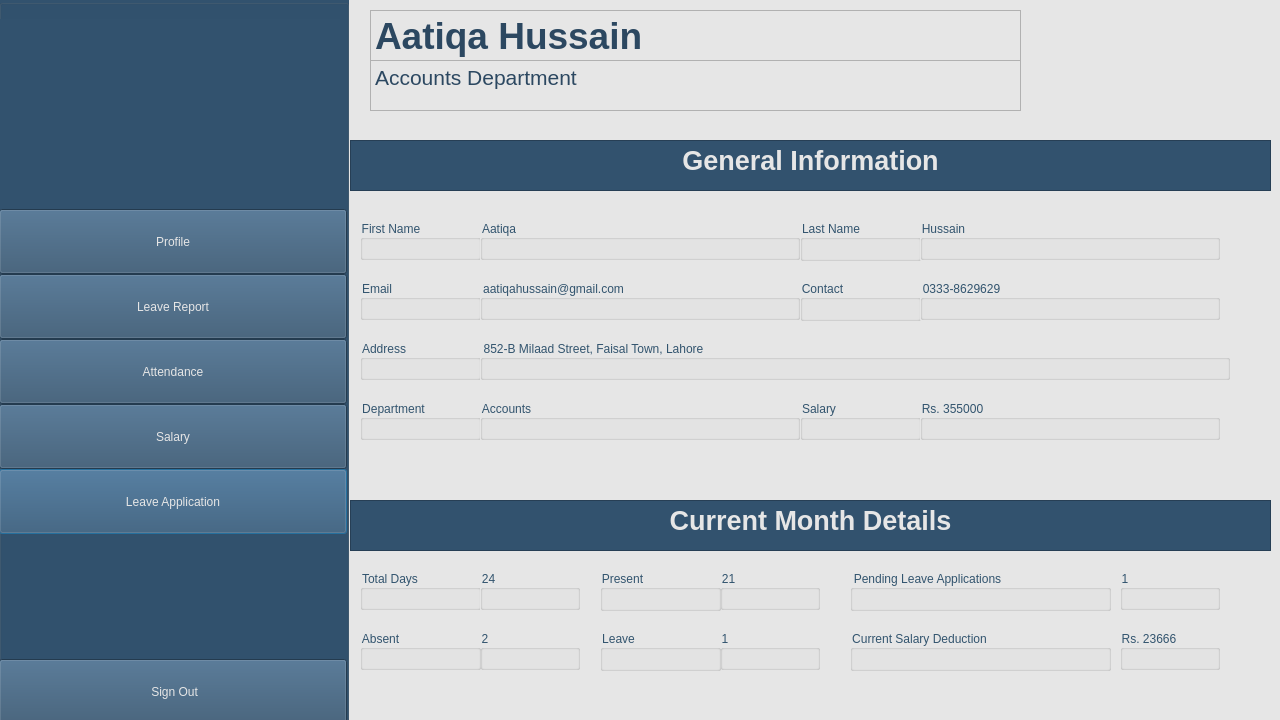
Before: the Qt Designer form Employee/Profile.ui in Hammad-Ali-Asif/AEMS, drawn with Qt 5.
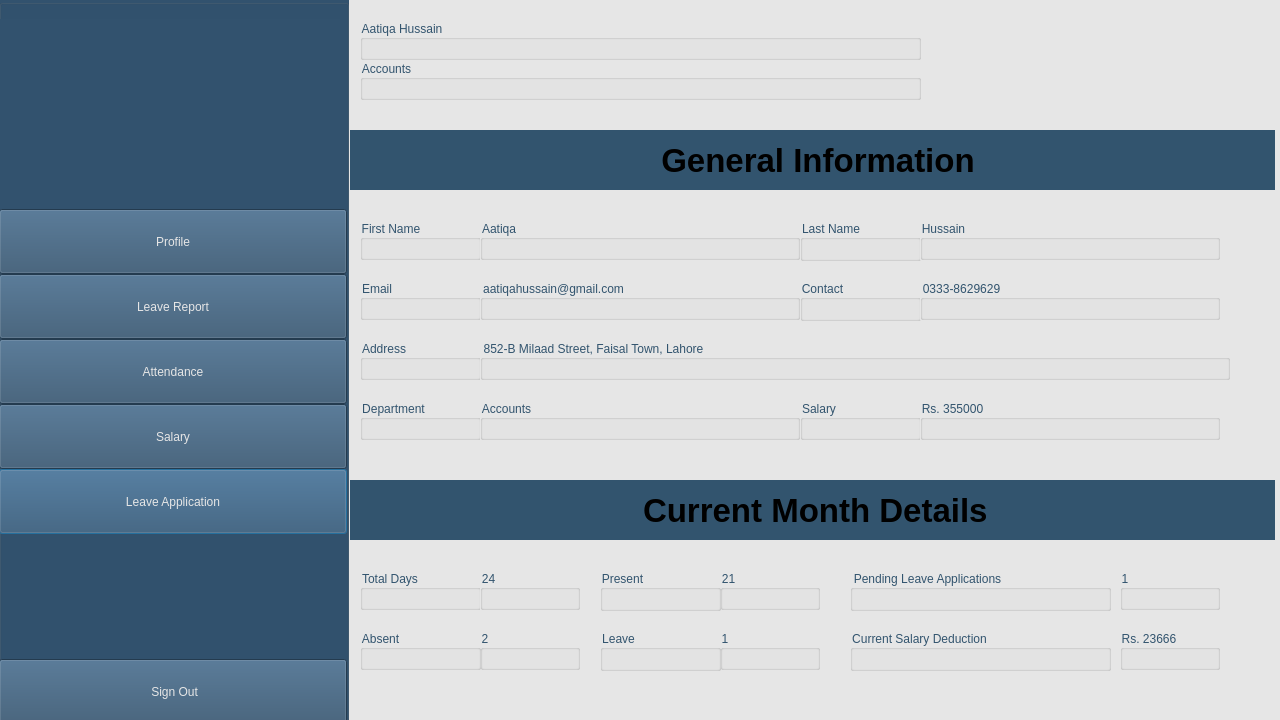
After: the same form once the commit is applied. Icons and pictures are not drawn.

Diff of the .ui file:
```diff
--- a/Employee/Profile.ui
+++ b/Employee/Profile.ui
@@ -283,124 +283,6 @@
     </property>
    </widget>
   </widget>
-  <widget class="QTextEdit" name="general_info">
-   <property name="geometry">
-    <rect>
-     <x>350</x>
-     <y>140</y>
-     <width>921</width>
-     <height>51</height>
-    </rect>
-   </property>
-   <property name="styleSheet">
-    <string notr="true">background-color: rgb(50, 82, 110);
-color: rgb(230, 230, 230);</string>
-   </property>
-   <property name="html">
-    <string>&lt;!DOCTYPE HTML PUBLIC &quot;-//W3C//DTD HTML 4.0//EN&quot; &quot;http://www.w3.org/TR/REC-html40/strict.dtd&quot;&gt;
-&lt;html&gt;&lt;head&gt;&lt;meta name=&quot;qrichtext&quot; content=&quot;1&quot; /&gt;&lt;meta charset=&quot;utf-8&quot; /&gt;&lt;style type=&quot;text/css&quot;&gt;
-p, li { white-space: pre-wrap; }
-hr { height: 1px; border-width: 0; }
-li.unchecked::marker { content: &quot;\2610&quot;; }
-li.checked::marker { content: &quot;\2612&quot;; }
-&lt;/style&gt;&lt;/head&gt;&lt;body style=&quot; font-family:'Segoe UI'; font-size:9pt; font-weight:400; font-style:normal;&quot;&gt;
-&lt;p align=&quot;center&quot; style=&quot; margin-top:0px; margin-bottom:0px; margin-left:0px; margin-right:0px; -qt-block-indent:0; text-indent:0px;&quot;&gt;&lt;span style=&quot; font-size:20pt; font-weight:700;&quot;&gt;General Information&lt;/span&gt;&lt;/p&gt;&lt;/body&gt;&lt;/html&gt;</string>
-   </property>
-  </widget>
-  <widget class="QTextEdit" name="name">
-   <property name="geometry">
-    <rect>
-     <x>370</x>
-     <y>10</y>
-     <width>651</width>
-     <height>61</height>
-    </rect>
-   </property>
-   <property name="minimumSize">
-    <size>
-     <width>0</width>
-     <height>61</height>
-    </size>
-   </property>
-   <property name="maximumSize">
-    <size>
-     <width>16777215</width>
-     <height>16777215</height>
-    </size>
-   </property>
-   <property name="styleSheet">
-    <string notr="true">color: rgb(44, 72, 97);</string>
-   </property>
-   <property name="html">
-    <string>&lt;!DOCTYPE HTML PUBLIC &quot;-//W3C//DTD HTML 4.0//EN&quot; &quot;http://www.w3.org/TR/REC-html40/strict.dtd&quot;&gt;
-&lt;html&gt;&lt;head&gt;&lt;meta name=&quot;qrichtext&quot; content=&quot;1&quot; /&gt;&lt;meta charset=&quot;utf-8&quot; /&gt;&lt;style type=&quot;text/css&quot;&gt;
-p, li { white-space: pre-wrap; }
-hr { height: 1px; border-width: 0; }
-li.unchecked::marker { content: &quot;\2610&quot;; }
-li.checked::marker { content: &quot;\2612&quot;; }
-&lt;/style&gt;&lt;/head&gt;&lt;body style=&quot; font-family:'Segoe UI'; font-size:9pt; font-weight:400; font-style:normal;&quot;&gt;
-&lt;p style=&quot; margin-top:12px; margin-bottom:12px; margin-left:0px; margin-right:0px; -qt-block-indent:0; text-indent:0px;&quot;&gt;&lt;span style=&quot; font-size:28pt; font-weight:700;&quot;&gt;Aatiqa Hussain&lt;/span&gt;&lt;/p&gt;&lt;/body&gt;&lt;/html&gt;</string>
-   </property>
-  </widget>
-  <widget class="QTextEdit" name="department_st">
-   <property name="geometry">
-    <rect>
-     <x>370</x>
-     <y>60</y>
-     <width>651</width>
-     <height>51</height>
-    </rect>
-   </property>
-   <property name="minimumSize">
-    <size>
-     <width>0</width>
-     <height>0</height>
-    </size>
-   </property>
-   <property name="maximumSize">
-    <size>
-     <width>16777215</width>
-     <height>16777215</height>
-    </size>
-   </property>
-   <property name="styleSheet">
-    <string notr="true">color: rgb(44, 72, 97);</string>
-   </property>
-   <property name="html">
-    <string>&lt;!DOCTYPE HTML PUBLIC &quot;-//W3C//DTD HTML 4.0//EN&quot; &quot;http://www.w3.org/TR/REC-html40/strict.dtd&quot;&gt;
-&lt;html&gt;&lt;head&gt;&lt;meta name=&quot;qrichtext&quot; content=&quot;1&quot; /&gt;&lt;meta charset=&quot;utf-8&quot; /&gt;&lt;style type=&quot;text/css&quot;&gt;
-p, li { white-space: pre-wrap; }
-hr { height: 1px; border-width: 0; }
-li.unchecked::marker { content: &quot;\2610&quot;; }
-li.checked::marker { content: &quot;\2612&quot;; }
-&lt;/style&gt;&lt;/head&gt;&lt;body style=&quot; font-family:'Segoe UI'; font-size:9pt; font-weight:400; font-style:normal;&quot;&gt;
-&lt;p style=&quot; margin-top:12px; margin-bottom:12px; margin-left:0px; margin-right:0px; -qt-block-indent:0; text-indent:0px;&quot;&gt;&lt;span style=&quot; font-size:16pt;&quot;&gt;Accounts Department&lt;/span&gt;&lt;/p&gt;&lt;/body&gt;&lt;/html&gt;</string>
-   </property>
-  </widget>
-  <widget class="QTextEdit" name="month_details">
-   <property name="geometry">
-    <rect>
-     <x>350</x>
-     <y>500</y>
-     <width>921</width>
-     <height>51</height>
-    </rect>
-   </property>
-   <property name="styleSheet">
-    <string notr="true">background-color: rgb(50, 82, 110);
-color: rgb(230, 230, 230);</string>
-   </property>
-   <property name="html">
-    <string>&lt;!DOCTYPE HTML PUBLIC &quot;-//W3C//DTD HTML 4.0//EN&quot; &quot;http://www.w3.org/TR/REC-html40/strict.dtd&quot;&gt;
-&lt;html&gt;&lt;head&gt;&lt;meta name=&quot;qrichtext&quot; content=&quot;1&quot; /&gt;&lt;meta charset=&quot;utf-8&quot; /&gt;&lt;style type=&quot;text/css&quot;&gt;
-p, li { white-space: pre-wrap; }
-hr { height: 1px; border-width: 0; }
-li.unchecked::marker { content: &quot;\2610&quot;; }
-li.checked::marker { content: &quot;\2612&quot;; }
-&lt;/style&gt;&lt;/head&gt;&lt;body style=&quot; font-family:'Segoe UI'; font-size:9pt; font-weight:400; font-style:normal;&quot;&gt;
-&lt;p align=&quot;center&quot; style=&quot; margin-top:0px; margin-bottom:0px; margin-left:0px; margin-right:0px; -qt-block-indent:0; text-indent:0px;&quot;&gt;&lt;span style=&quot; font-size:20pt; font-weight:700;&quot;&gt;Current Month Details&lt;/span&gt;&lt;/p&gt;&lt;/body&gt;&lt;/html&gt;</string>
-   </property>
-  </widget>
   <widget class="QGroupBox" name="f_name">
    <property name="geometry">
     <rect>
@@ -1135,6 +1017,114 @@
    </property>
    <layout class="QHBoxLayout" name="horizontalLayout_48"/>
   </widget>
+  <widget class="QGroupBox" name="f_name_2">
+   <property name="geometry">
+    <rect>
+     <x>360</x>
+     <y>20</y>
+     <width>561</width>
+     <height>40</height>
+    </rect>
+   </property>
+   <property name="minimumSize">
+    <size>
+     <width>0</width>
+     <height>40</height>
+    </size>
+   </property>
+   <property name="maximumSize">
+    <size>
+     <width>16777215</width>
+     <height>40</height>
+    </size>
+   </property>
+   <property name="styleSheet">
+    <string notr="true">color: rgb(50, 84, 110);
+font: 700 24pt &quot;Segoe UI&quot;;
+</string>
+   </property>
+   <property name="title">
+    <string>Aatiqa Hussain</string>
+   </property>
+   <layout class="QHBoxLayout" name="horizontalLayout_11"/>
+  </widget>
+  <widget class="QGroupBox" name="f_name_3">
+   <property name="geometry">
+    <rect>
+     <x>360</x>
+     <y>60</y>
+     <width>561</width>
+     <height>40</height>
+    </rect>
+   </property>
+   <property name="minimumSize">
+    <size>
+     <width>0</width>
+     <height>40</height>
+    </size>
+   </property>
+   <property name="maximumSize">
+    <size>
+     <width>16777215</width>
+     <height>40</height>
+    </size>
+   </property>
+   <property name="styleSheet">
+    <string notr="true">color: rgb(50, 84, 110);
+font: 500 18pt &quot;Segoe UI&quot;;
+</string>
+   </property>
+   <property name="title">
+    <string>Accounts</string>
+   </property>
+   <layout class="QHBoxLayout" name="horizontalLayout_13"/>
+  </widget>
+  <widget class="QLabel" name="title">
+   <property name="geometry">
+    <rect>
+     <x>350</x>
+     <y>130</y>
+     <width>925</width>
+     <height>60</height>
+    </rect>
+   </property>
+   <property name="font">
+    <font>
+     <pointsize>25</pointsize>
+     <bold>true</bold>
+    </font>
+   </property>
+   <property name="styleSheet">
+    <string notr="true">background-color: rgb(50, 84, 110);
+color: &quot;#e6e6e6&quot;;</string>
+   </property>
+   <property name="text">
+    <string>                                  General Information</string>
+   </property>
+  </widget>
+  <widget class="QLabel" name="title_2">
+   <property name="geometry">
+    <rect>
+     <x>350</x>
+     <y>480</y>
+     <width>925</width>
+     <height>60</height>
+    </rect>
+   </property>
+   <property name="font">
+    <font>
+     <pointsize>25</pointsize>
+     <bold>true</bold>
+    </font>
+   </property>
+   <property name="styleSheet">
+    <string notr="true">background-color: rgb(50, 84, 110);
+color: &quot;#e6e6e6&quot;;</string>
+   </property>
+   <property name="text">
+    <string>                                Current Month Details</string>
+   </property>
+  </widget>
  </widget>
  <resources/>
  <connections/>
```
